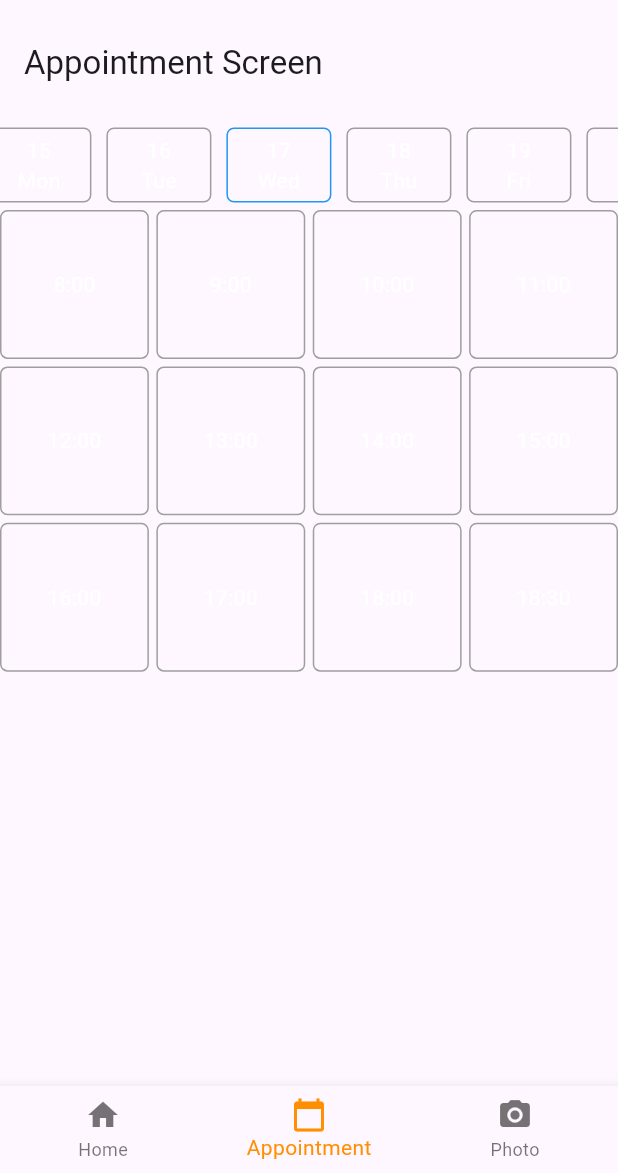
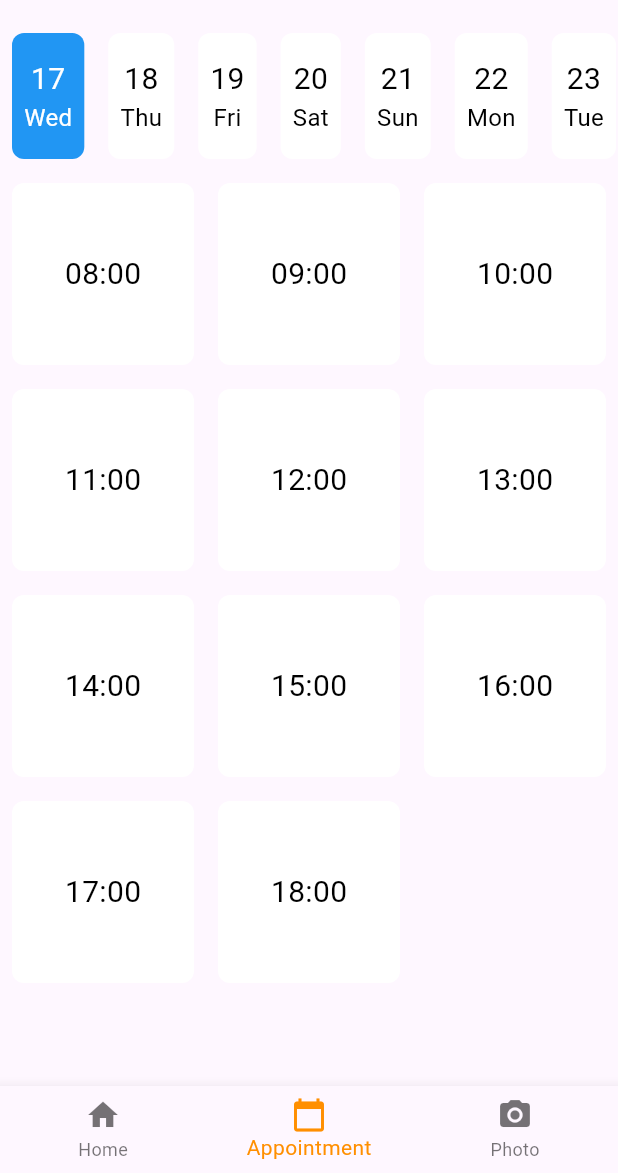
Before and after one commit to Ozgunak/arez, a Flutter app: the screen it shows after launch, item 2 of the bottom bar chosen, on a phone screen of 412 x 824 dp, the part 63-1236 px from its top. Run offline on Flutter 3.47's test engine with Material 2 defaults, Android fonts, the phone set to English and light mode, and no system bars.

Commit message:
update ui

```diff
--- a/lib/screens/appointment_screen.dart
+++ b/lib/screens/appointment_screen.dart
@@ -1,5 +1,6 @@
 import 'package:flutter/material.dart';
 import 'package:intl/intl.dart';
+
 import 'operation_sheet.dart';
 
 class AppointmentScreen extends StatefulWidget {
@@ -8,127 +9,149 @@ class AppointmentScreen extends StatefulWidget {
 }
 
 class _AppointmentScreenState extends State<AppointmentScreen> {
-  DateTime today = DateTime.now();
-  String? selectedHour;
-  late ScrollController _scrollController;
-  List<String> hours = List<String>.generate(11, (i) => '${i + 8}:00')
-    ..add('18:30');
+  DateTime selectedDay = DateTime.now();
+  String selectedHour = '';
 
-  @override
-  void initState() {
-    super.initState();
-    _scrollController = ScrollController();
-    WidgetsBinding.instance.addPostFrameCallback((_) {
-      _scrollController.animateTo(
-        _scrollController.position.maxScrollExtent *
-            (today.day / DateTime(today.year, today.month + 1, 0).day),
-        duration: const Duration(milliseconds: 500),
-        curve: Curves.easeOut,
-      );
-    });
-  }
+  final List<String> hours = List.generate(
+      11, (index) => (8 + index).toString().padLeft(2, '0') + ':00');
 
   @override
   Widget build(BuildContext context) {
-    int daysInMonth = DateTime(today.year, today.month + 1, 0).day;
-
     return Scaffold(
-      appBar: AppBar(
-        title: Text('Appointment Screen'),
-      ),
       body: Column(
-        children: <Widget>[
-          SizedBox(height: 10),
-          Container(
-            height: 60,
-            child: ListView.builder(
-              controller: _scrollController,
-              scrollDirection: Axis.horizontal,
-              itemCount: daysInMonth,
-              itemBuilder: (context, index) {
-                DateTime thisDay = DateTime(today.year, today.month, index + 1);
-                bool isSelected = thisDay.day ==
-                    today.day; // only today is selected by default
-
-                return GestureDetector(
-                  onTap: () {
-                    setState(() {
-                      today = thisDay;
-                    });
-                  },
-                  child: Container(
-                    width: 70,
-                    decoration: BoxDecoration(
-                      border: Border.all(
-                        color: isSelected ? Colors.blue : Colors.grey,
-                      ),
-                      borderRadius: BorderRadius.circular(5),
-                    ),
-                    margin: EdgeInsets.all(5),
-                    child: Center(
-                      child: Column(
-                        mainAxisAlignment: MainAxisAlignment.center,
-                        children: <Widget>[
-                          Text(DateFormat('d').format(thisDay)), // day number
-                          Text(DateFormat('EEE').format(thisDay)), // day name
-                        ],
-                      ),
-                    ),
-                  ),
-                );
-              },
-            ),
-          ),
-          Expanded(
-            child: GridView.builder(
-              itemCount: hours.length,
-              gridDelegate: SliverGridDelegateWithFixedCrossAxisCount(
-                crossAxisCount: 4,
-                crossAxisSpacing: 5.0,
-                mainAxisSpacing: 5.0,
-              ),
-              itemBuilder: (BuildContext context, int index) {
-                return InkWell(
-                  onTap: () {
-                    setState(() {
-                      selectedHour = hours[index];
-                    });
-                    _showOperationBottomSheet(context);
-                  },
-                  child: GridTile(
-                    child: Container(
-                      decoration: BoxDecoration(
-                        border: Border.all(
-                          color: hours[index] == selectedHour
-                              ? Colors.blue
-                              : Colors.grey,
-                        ),
-                        borderRadius: BorderRadius.circular(5),
-                      ),
-                      child: Center(child: Text(hours[index])),
-                    ),
-                  ),
-                );
-              },
-            ),
-          ),
+        children: [
+          _buildDaySelector(),
+          _buildHourSelector(),
         ],
       ),
     );
   }
 
-  @override
-  void dispose() {
-    _scrollController.dispose();
-    super.dispose();
+  Widget _buildDaySelector() {
+    return SizedBox(
+      height: 100,
+      child: ListView.builder(
+        scrollDirection: Axis.horizontal,
+        itemCount: DateTime.now().add(const Duration(days: 30)).day,
+        itemBuilder: (context, index) {
+          DateTime day = DateTime.now().add(Duration(days: index));
+          bool isSelected = selectedDay.day == day.day &&
+              selectedDay.month == day.month &&
+              selectedDay.year == day.year;
+          return _DayItem(
+            day: day,
+            isSelected: isSelected,
+            onSelect: (selectedDay) {
+              setState(() {
+                this.selectedDay = selectedDay;
+              });
+            },
+          );
+        },
+      ),
+    );
   }
 
-  void _showOperationBottomSheet(BuildContext context) {
-    showModalBottomSheet(
-      context: context,
-      builder: (BuildContext context) {
-        return OperationBottomSheet();
-      },
+  Widget _buildHourSelector() {
+    return Expanded(
+      child: GridView.count(
+        crossAxisCount: 3,
+        children: List.generate(hours.length, (index) {
+          return _HourItem(
+            hour: hours[index],
+            isSelected: selectedHour == hours[index],
+            onSelect: (selectedHour) {
+              setState(() {
+                this.selectedHour = selectedHour;
+              });
+              showModalBottomSheet(
+                context: context,
+                builder: (context) {
+                  return OperationBottomSheet();
+                },
+              );
+            },
+          );
+        }),
+      ),
     );
   }
 }
+
+class _DayItem extends StatelessWidget {
+  final DateTime day;
+  final bool isSelected;
+  final ValueChanged<DateTime> onSelect;
+
+  _DayItem({
+    required this.day,
+    required this.isSelected,
+    required this.onSelect,
+  });
+
+  @override
+  Widget build(BuildContext context) {
+    return GestureDetector(
+      onTap: () => onSelect(day),
+      child: Container(
+        margin: const EdgeInsets.all(8.0),
+        padding: const EdgeInsets.all(8.0),
+        decoration: BoxDecoration(
+          color: isSelected ? Colors.blue : Colors.white,
+          borderRadius: BorderRadius.circular(8.0),
+        ),
+        child: Column(
+          mainAxisAlignment: MainAxisAlignment.center,
+          children: [
+            Text(
+              DateFormat('dd').format(day),
+              style: TextStyle(
+                  fontSize: 20,
+                  color: isSelected ? Colors.white : Colors.black),
+            ),
+            Text(
+              DateFormat('EEE').format(day),
+              style: TextStyle(
+                  fontSize: 16,
+                  color: isSelected ? Colors.white : Colors.black),
+            ),
+          ],
+        ),
+      ),
+    );
+  }
+}
+
+class _HourItem extends StatelessWidget {
+  final String hour;
+  final bool isSelected;
+  final ValueChanged<String> onSelect;
+
+  _HourItem({
+    required this.hour,
+    required this.isSelected,
+    required this.onSelect,
+  });
+
+  @override
+  Widget build(BuildContext context) {
+    return GestureDetector(
+      onTap: () => onSelect(hour),
+      child: Container(
+        margin: const EdgeInsets.all(8.0),
+        padding: const EdgeInsets.all(8.0),
+        decoration: BoxDecoration(
+          color: isSelected ? Colors.blue : Colors.white,
+          borderRadius: BorderRadius.circular(8.0),
+        ),
+        child: Center(
+          child: Text(
+            hour,
+            style: TextStyle(
+                fontSize: 20, color: isSelected ? Colors.white : Colors.black),
+          ),
+        ),
+      ),
+    );
+  }
+}
```
